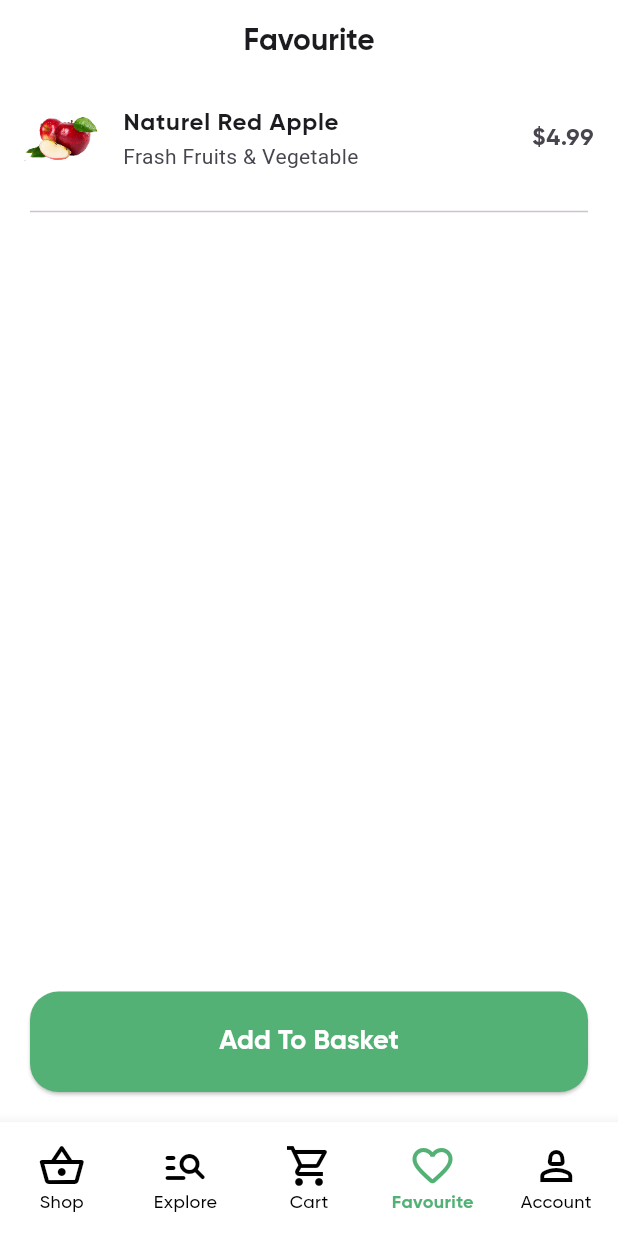
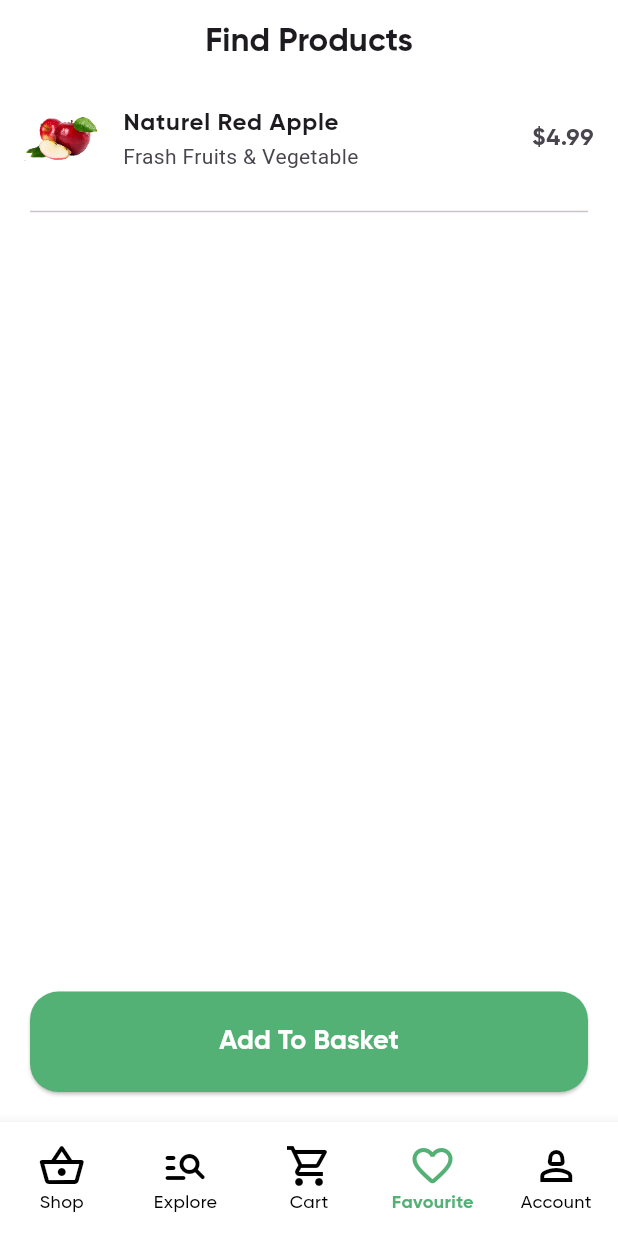
Before and after one commit to EspeonDev/Grocerystore, a Flutter app: the screen it shows after launch, item 4 of the bottom bar chosen, on a phone screen of 412 x 824 dp. Run offline on Flutter 3.47's test engine with Material 3 defaults, Android fonts, the phone set to English and light mode, and no system bars.

```diff
--- a/lib/main.dart
+++ b/lib/main.dart
@@ -1,5 +1,4 @@
 import 'package:flutter/material.dart';
-import 'package:grocery_store/screens/explore_screen.dart';
 import 'package:grocery_store/screens/main_screen.dart';
 
 void main() {
--- a/lib/screens/favourite_screen.dart
+++ b/lib/screens/favourite_screen.dart
@@ -1,32 +1,14 @@
 import 'package:flutter/material.dart';
-import 'package:grocery_store/main.dart';
 import 'package:grocery_store/models/product_model.dart';
 
 class FavouriteScreen extends StatelessWidget {
-  FavouriteScreen({super.key});
+  const FavouriteScreen({super.key});
 
   @override
   Widget build(BuildContext context) {
     final favouriteProducts =
         products.where((product) => product.isFavourite).toList();
-    return MaterialApp(
-      debugShowCheckedModeBanner: false,
-      home: Scaffold(
-          backgroundColor: Colors.white,
-          appBar: AppBar(
-            backgroundColor: Colors.white,
-            title: Center(
-              child: const Text(
-                'Favourite',
-                style: TextStyle(
-                  fontFamily: 'Gilroy',
-                  fontSize: 20,
-                  fontWeight: FontWeight.bold,
-                ),
-              ),
-            ),
-          ),
-          body: Column(
+    return Column(
       children: [
         Expanded(
           child: ListView.builder(
@@ -37,16 +19,16 @@ class FavouriteScreen extends StatelessWidget {
               return Column(
                 children: [
                   ListTile(
-                          contentPadding: EdgeInsets.symmetric(horizontal: 16),
+                    contentPadding: const EdgeInsets.symmetric(horizontal: 16),
                     title: Text(
                       product.name,
-                            style: TextStyle(
+                      style: const TextStyle(
                         fontFamily: 'Gilroy',
                         fontSize: 16,
                         fontWeight: FontWeight.bold,
                       ),
                     ),
-                          subtitle: Text('${product.tag}'),
+                    subtitle: Text(product.tag),
                     leading: SizedBox(
                       width: 50,
                       child: Image.asset(
@@ -58,7 +40,7 @@ class FavouriteScreen extends StatelessWidget {
                     ),
                     trailing: Text(
                       '\$${product.price.toStringAsFixed(2)}',
-                            style: TextStyle(
+                      style: const TextStyle(
                         fontFamily: 'Gilroy',
                         fontSize: 16,
                         fontWeight: FontWeight.bold,
@@ -68,8 +50,8 @@ class FavouriteScreen extends StatelessWidget {
                       print('Tapped on ${product.name}');
                     },
                   ),
-                        Padding(
-                          padding: const EdgeInsets.symmetric(
+                  const Padding(
+                    padding: EdgeInsets.symmetric(
                       horizontal: 20,
                       vertical: 5,
                     ),
@@ -109,7 +91,6 @@ class FavouriteScreen extends StatelessWidget {
           ),
         ),
       ],
-          )),
     );
   }
 }
--- a/lib/screens/home_screen.dart
+++ b/lib/screens/home_screen.dart
@@ -1,35 +1,13 @@
 import 'package:flutter/material.dart';
 import 'package:grocery_store/models/product_model.dart';
-
 import '/widgets/card_widget.dart';
 
-class HomeScreen extends StatefulWidget {
+class HomeScreen extends StatelessWidget {
   const HomeScreen({super.key});
 
   @override
-  State<HomeScreen> createState() => _HomeScreenState();
-}
-
-class _HomeScreenState extends State<HomeScreen> {
-  int _selectedIndex = 0;
-
-  void onSelectedTab(int index) {
-    if (_selectedIndex == index) return;
-    setState(() {
-      _selectedIndex = index;
-    });
-    if (_selectedIndex == 1) {
-      Navigator.of(context).pushNamed('/explore');
-    }
-  }
-
-  @override
   Widget build(BuildContext context) {
-    return MaterialApp(
-      debugShowCheckedModeBanner: false,
-      home: Scaffold(
-        backgroundColor: Colors.white,
-        body: SingleChildScrollView(
+    return SingleChildScrollView(
       child: SafeArea(
         child: Padding(
           padding: const EdgeInsets.symmetric(vertical: 16),
@@ -164,15 +142,13 @@ class _HomeScreenState extends State<HomeScreen> {
                   itemCount: products.length,
                   itemBuilder: (context, index) {
                     return Padding(
-                          padding: const EdgeInsets.only(left: 15),
+                      padding: const EdgeInsets.only(left: 16),
                       child: CardWidget(product: products[index]),
                     );
                   },
                 ),
               ),
             ],
-              ),
-            ),
           ),
         ),
       ),
--- a/lib/screens/main_screen.dart
+++ b/lib/screens/main_screen.dart
@@ -15,13 +15,15 @@ class MainScreen extends StatefulWidget {
 
 class _MainScreenState extends State<MainScreen> {
   int _selectedIndex = 0;
+  final List<int> _pagesWithoutAppBar = [0, 4];
   static List<Widget> pages = <Widget>[
-    HomeScreen(),
+    const HomeScreen(),
     const ExploreScreen(),
-    CartScreen(),
-    FavouriteScreen(),
+    const CartScreen(),
+    const FavouriteScreen(),
     AccountScreen(),
   ];
+
   void onSelectedTab(int index) {
     if (_selectedIndex == index) return;
     setState(() {
@@ -34,6 +36,19 @@ class _MainScreenState extends State<MainScreen> {
     return MaterialApp(
       debugShowCheckedModeBanner: false,
       home: Scaffold(
+        appBar: _pagesWithoutAppBar.contains(_selectedIndex)
+            ? null
+            : AppBar(
+                backgroundColor: Colors.white,
+                title: const Center(
+                    child: Text(
+                  'Find Products',
+                  style: TextStyle(
+                    fontFamily: 'Gilroy',
+                    fontWeight: FontWeight.bold,
+                  ),
+                )),
+              ),
         body: pages[_selectedIndex],
         backgroundColor: Colors.white,
         bottomNavigationBar: SizedBox(
--- a/lib/screens/product_category_screen.dart
+++ b/lib/screens/product_category_screen.dart
@@ -19,9 +19,10 @@ class ProductCategoryScreen extends StatelessWidget {
           padding: const EdgeInsets.symmetric(horizontal: 15),
           child: SizedBox(
             child: products.where((product) => product.tag == title).isEmpty
-                ? Center(child: Text('No products found'))
+                ? const Center(child: Text('No products found'))
                 : GridView.builder(
-                    gridDelegate: SliverGridDelegateWithFixedCrossAxisCount(
+                    gridDelegate:
+                        const SliverGridDelegateWithFixedCrossAxisCount(
                       crossAxisCount: 2,
                       crossAxisSpacing: 15,
                       mainAxisSpacing: 15,
```
Also changed, not shown: lib/screens/account_screen.dart (+19 -26 lines), lib/screens/cart_screen.dart (+23 -47 lines), lib/screens/explore_screen.dart (+2 -19 lines), lib/screens/product_detail.dart (+3 -4 lines). Lines whose indentation alone changed are shown as unchanged.
